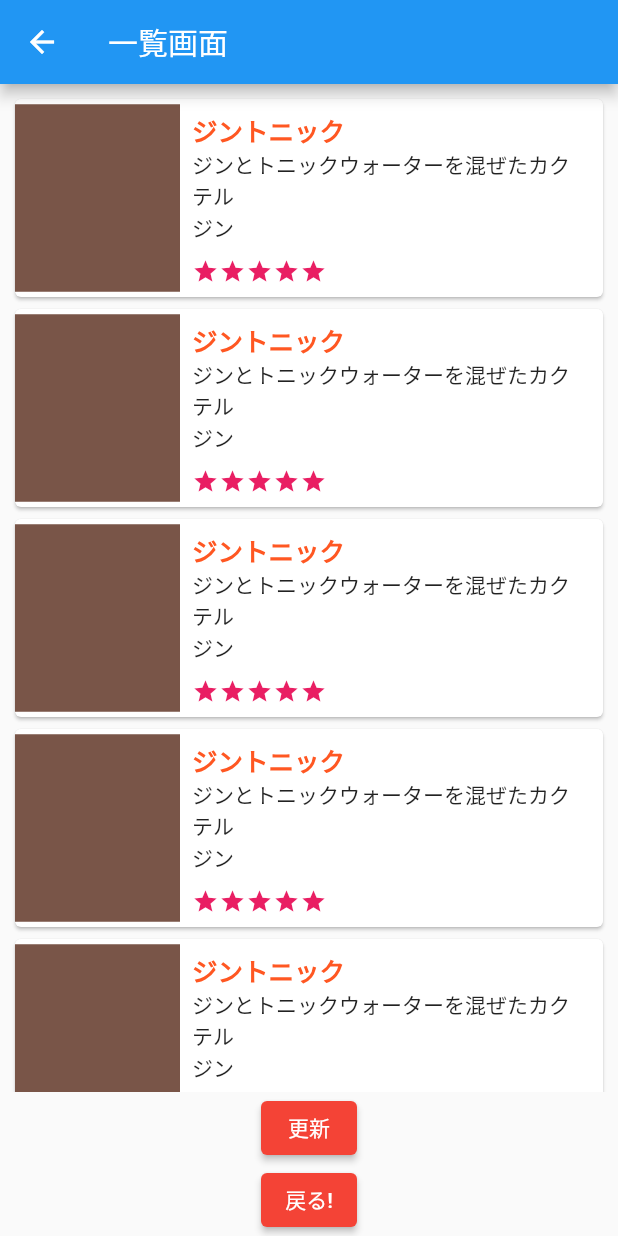
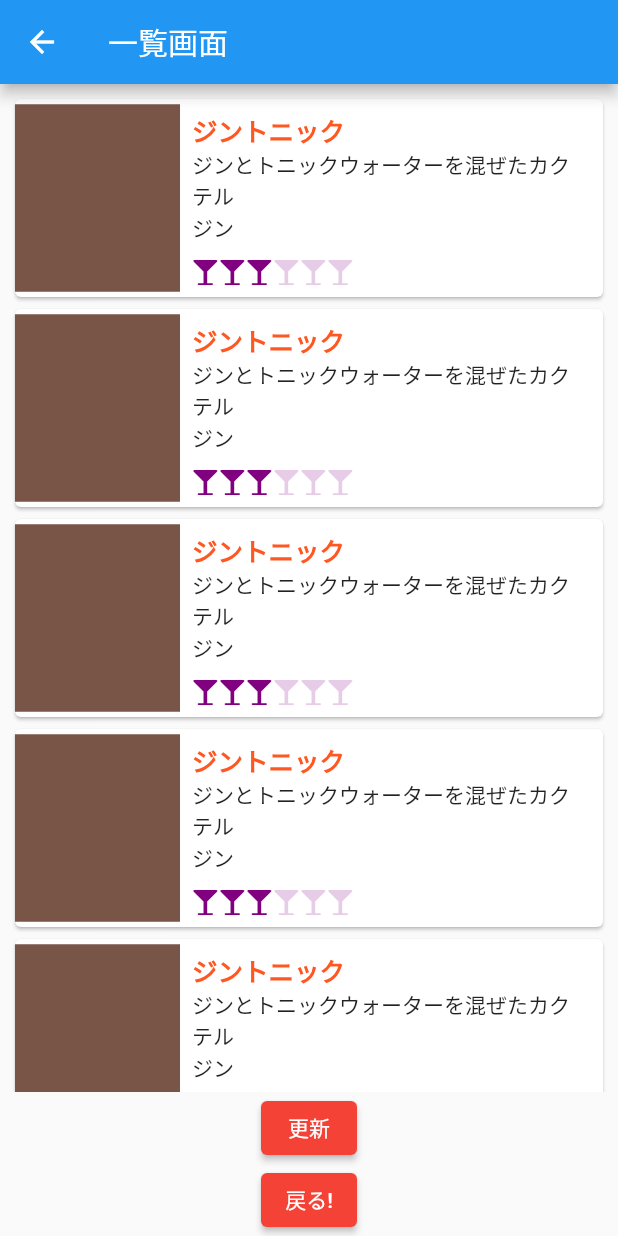
Before and after one commit to grayplain/cocktailCraft, a Flutter app: the CockTailList screen opened directly, on a phone screen of 412 x 824 dp. Run offline on Flutter 3.47's test engine with Material 2 defaults, Android fonts, the phone set to English and light mode, and no system bars.

Commit message:
アルコール度数をwidgetか

```diff
--- a/lib/ViewParts/AVBRateIcons.dart
+++ b/lib/ViewParts/AVBRateIcons.dart
@@ -24,7 +24,7 @@ class AVBRateIcons extends StatelessWidget {
         for(int i = 0; i < 6; i++) ... {
           Icon(
             CocktalCraft_AVB.glass,
-            size: 20,
+            size: fontSize.toDouble(),
             color: abvRate.index <= i
                 ? disableColor
                 : enableColor,
--- a/lib/ViewParts/CockTailListCard.dart
+++ b/lib/ViewParts/CockTailListCard.dart
@@ -3,6 +3,8 @@ import 'dart:math';
 import 'package:booy/Entity/CockTail.dart';
 import 'package:flutter/material.dart';
 import 'package:booy/Entity/CockTail.dart';
+
+import 'AVBRateIcons.dart';
 
 //カクテルのリストに表示する Card の Widget
 //表示する項目は下記の通り。
@@ -64,35 +66,10 @@ class CockTailListCard extends StatelessWidget {
                   SizedBox(
                     height: 10,
                   ),
-                  Row(
-                    children: <Widget>[
-                      Icon(
-                        Icons.star,
-                        color: Colors.pink,
-                        size: 18,
-                      ),
-                      Icon(
-                        Icons.star,
-                        color: Colors.pink,
-                        size: 18,
-                      ),
-                      Icon(
-                        Icons.star,
-                        color: Colors.pink,
-                        size: 18,
-                      ),
-                      Icon(
-                        Icons.star,
-                        color: Colors.pink,
-                        size: 18,
-                      ),
-                      Icon(
-                        Icons.star,
-                        color: Colors.pink,
-                        size: 18,
-                      ),
-                    ],
-                  ),
+                  AVBRateIcons(abvRate: cockTail.abvRate,
+                      enableColor: Color.fromRGBO(128, 0, 128, 1.0),
+                      disableColor: Color.fromRGBO(128, 0, 128, 0.2),
+                      fontSize: 18),
                 ],
               ),
             ),
```
